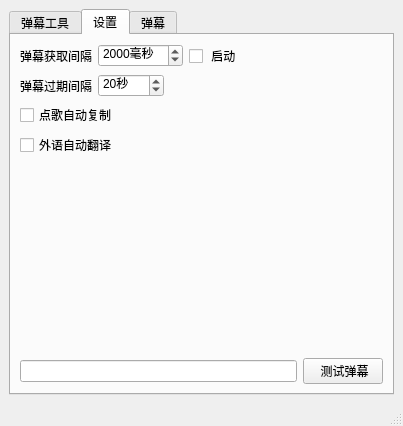
Before: the Qt Designer form mainwindow.ui in iwxyi/Bilibili-MagicalDanmaku, drawn with Qt 5.
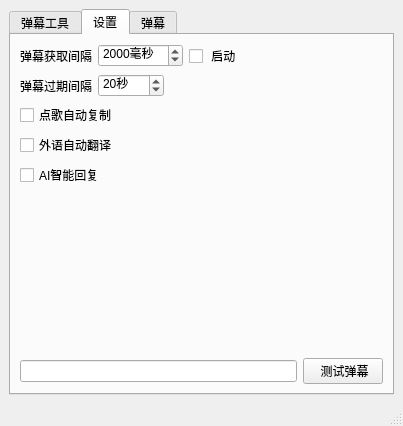
After: the same form once the commit is applied. The open tabs and pages were chosen to show the change.

Patch:
```diff
--- a/mainwindow.ui
+++ b/mainwindow.ui
@@ -195,6 +195,20 @@
           </item>
          </layout>
         </item>
+        <item>
+         <layout class="QHBoxLayout" name="horizontalLayout_11">
+          <property name="topMargin">
+           <number>0</number>
+          </property>
+          <item>
+           <widget class="QCheckBox" name="AIReplyCheck">
+            <property name="text">
+             <string>AI智能回复</string>
+            </property>
+           </widget>
+          </item>
+         </layout>
+        </item>
         <item>
          <spacer name="verticalSpacer_2">
           <property name="orientation">
```
Left out of the diff: 2 changed lines with no effect on the pictures.
